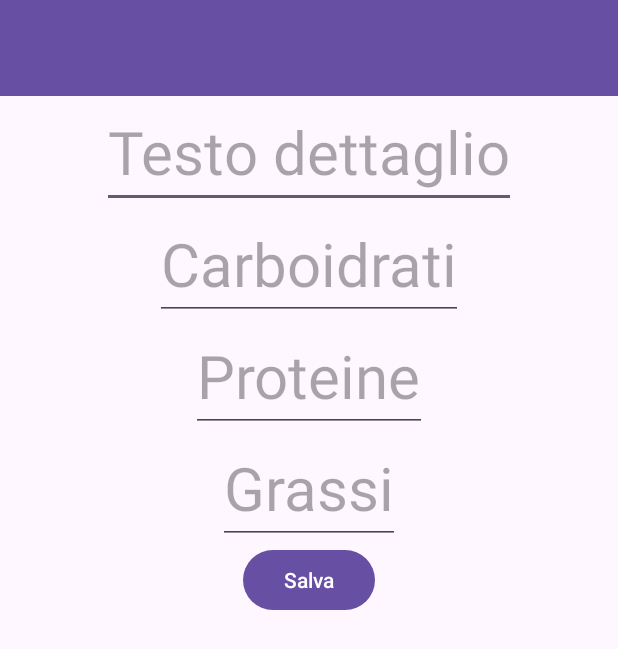
After one commit to Albyoneone/DietaMacro, an Android app: the layout fragment_modifica_dati.xml on its own in the app's theme, with its tools: preview values and no code run, on a phone screen of 412 x 824 dp. The commit adds this screen. Shown: the top 649 px of the screen. Run offline under Robolectric (Android 15) with nearby library versions, the phone set to English and light mode, and no system bars.

Commit message:
Aggiunta: - ModificaDatiFragment e il suo XML - Inserita la possibilitù di modificare dati già esistenti e uploadarli sul database.

```diff
--- a/app/src/main/java/com/example/dietamacro/ListaCibiFragment.java
+++ b/app/src/main/java/com/example/dietamacro/ListaCibiFragment.java
@@ -96,7 +96,6 @@ public class ListaCibiFragment extends Fragment {
         Button button = view.findViewById(R.id.aggiungiBottone);
         button.setOnClickListener(view1 -> {
 
-            // Navigate to another fragment
             AggiungiDatiFragment aggiungiDatiFragment = new AggiungiDatiFragment();
             requireActivity().getSupportFragmentManager().beginTransaction()
                     .replace(R.id.frame_layout, aggiungiDatiFragment)
--- /dev/null
+++ b/app/src/main/res/layout/fragment_modifica_dati.xml
@@ -0,0 +1,67 @@
+<?xml version="1.0" encoding="utf-8"?>
+<LinearLayout xmlns:android="http://schemas.android.com/apk/res/android"
+    xmlns:tools="http://schemas.android.com/tools"
+    android:layout_width="match_parent"
+    android:layout_height="match_parent"
+    tools:context=".ModificaDatiFragment"
+    android:orientation="vertical">
+
+    <androidx.appcompat.widget.Toolbar
+        android:id="@+id/toolbar"
+        android:layout_width="match_parent"
+        android:layout_height="wrap_content"
+        android:background="?attr/colorPrimary"
+        android:minHeight="?attr/actionBarSize"
+        android:theme="?attr/actionBarTheme" />
+
+    <LinearLayout
+        android:layout_width="match_parent"
+        android:layout_height="match_parent"
+        android:orientation="vertical">
+
+    <EditText
+        android:id="@+id/testoDettaglio"
+        android:layout_width="wrap_content"
+        android:layout_height="wrap_content"
+        android:layout_gravity="center"
+        android:hint="Testo dettaglio"
+        android:textSize="40sp" />
+
+    <EditText
+        android:id="@+id/testoDettaglioCarboidrati"
+        android:layout_width="wrap_content"
+        android:layout_height="wrap_content"
+        android:layout_gravity="center"
+        android:hint="Carboidrati"
+        android:inputType="number"
+        android:textSize="40sp" />
+
+    <EditText
+        android:id="@+id/testoDettaglioProteine"
+        android:layout_width="wrap_content"
+        android:layout_height="wrap_content"
+        android:layout_gravity="center"
+        android:hint="Proteine"
+        android:inputType="number"
+        android:textSize="40sp" />
+
+    <EditText
+        android:id="@+id/testoDettaglioGrassi"
+        android:layout_width="wrap_content"
+        android:layout_height="wrap_content"
+        android:layout_gravity="center"
+        android:hint="Grassi"
+        android:inputType="number"
+        android:textSize="40sp" />
+
+    <Button
+        android:id="@+id/saveBottone"
+        android:layout_width="wrap_content"
+        android:layout_height="wrap_content"
+        android:layout_gravity="center"
+        android:text="Salva"
+        />
+
+    </LinearLayout>
+
+</LinearLayout>
```
Also changed, not shown: app/src/main/java/com/example/dietamacro/DettaglioCiboFragment.java (+22 -0 lines), app/src/main/java/com/example/dietamacro/ModificaDatiFragment.java (added, +145 -0 lines), app/src/main/res/layout/fragment_dettaglio_cibo.xml (indentation only).
